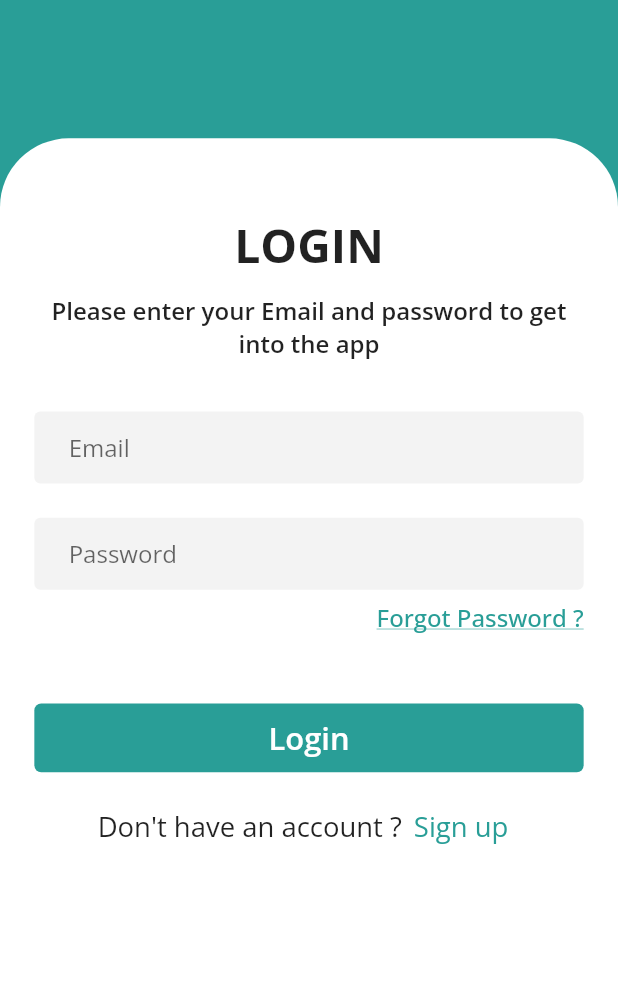
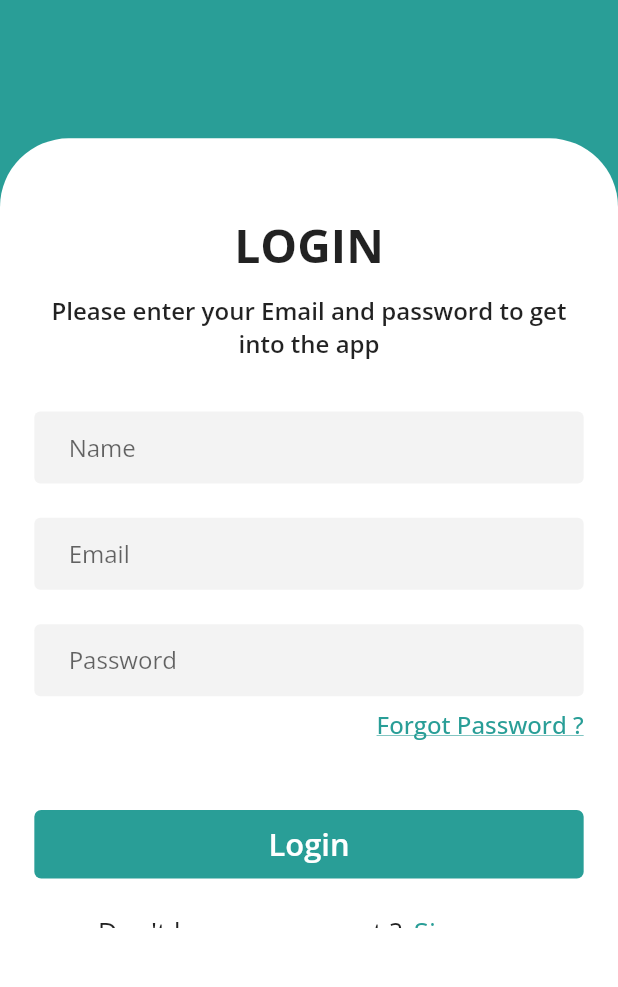
Before and after one commit to HiraGul/SaudiGuideApp, a Flutter app: the LoginScreen screen opened directly, on a phone screen of 412 x 824 dp, the part 205-1192 px from its top. Run offline on Flutter 3.47's test engine with Material 2 defaults, Android fonts, the light colour scheme and no system bars; our stand-ins replace bloc, cloud_firestore, country_picker, firebase_auth, firebase_core, flutter_bloc and 10 more; accounts and stored records are empty.

Commit message:
changes done

```diff
--- a/lib/Repo/auth_repo.dart
+++ b/lib/Repo/auth_repo.dart
@@ -2,7 +2,7 @@ import 'dart:io';
 
 import 'package:firebase_auth/firebase_auth.dart';
 import 'package:flutter/material.dart';
-import 'package:saudi_guide/Screens/bottom_navigation_screen/bottom_navigtion_screen.dart';
+import 'package:saudi_guide/Screens/PreferenceScreens/preference_pageview.dart';
 import 'package:saudi_guide/Screens/loginScreen/login_screen.dart';
 
 import '../Utils/shared_prefs.dart';
@@ -10,14 +10,22 @@ import '../Utils/show_snackbar.dart';
 
 class AuthRepo {
   final auth = FirebaseAuth.instance;
-  signIn({email, password, context, name}) async {
+  signIn({
+    email,
+    password,
+    context,
+    name,
+  }) async {
     try {
       var credential = await FirebaseAuth.instance
           .signInWithEmailAndPassword(email: email, password: password);
 
       showSnackBar(context, "successfully Login");
-      Navigator.pushReplacement(context,
-          MaterialPageRoute(builder: (context) => BottomNavigationScreen()));
+      MySharedPrefs.setIsLoggedIn(isLoggedIn: name);
+      Navigator.pushReplacement(
+          context,
+          MaterialPageRoute(
+              builder: (context) => const UserPreferenceScreen()));
     } on SocketException {
       showSnackBar(context, "No internet connection");
     } on FirebaseAuthException catch (e) {
--- a/lib/Screens/PreferenceScreens/preference_pageview.dart
+++ b/lib/Screens/PreferenceScreens/preference_pageview.dart
@@ -6,6 +6,7 @@ import 'package:saudi_guide/Screens/PreferencesScreens/card_widget.dart';
 import 'package:saudi_guide/Screens/bottom_navigation_screen/bottom_navigtion_screen.dart';
 import 'package:saudi_guide/Screens/widgets/nationality_widget.dart';
 import 'package:saudi_guide/Utils/colors.dart';
+import 'package:saudi_guide/Utils/shared_prefs.dart';
 
 import 'age_preference.dart';
 
@@ -53,6 +54,8 @@ class _UserPreferenceScreenState extends State<UserPreferenceScreen>
         curve: Curves.ease,
       );
     } else if (controller.index == 3) {
+
+      MySharedPrefs.setInterest(isLoggedIn: true);
       Navigator.push(
           context,
           MaterialPageRoute(
--- a/lib/Screens/home_page.dart
+++ b/lib/Screens/home_page.dart
@@ -1,7 +1,7 @@
 import 'package:flutter/material.dart';
 import 'package:flutter_screenutil/flutter_screenutil.dart';
 import 'package:google_fonts/google_fonts.dart';
-import 'package:saudi_guide/Screens/PreferenceScreens/preference_pageview.dart';
+import 'package:saudi_guide/Screens/loginScreen/login_screen.dart';
 import 'package:saudi_guide/Utils/colors.dart';
 
 class MyHomePage extends StatelessWidget {
@@ -91,7 +91,7 @@ class MyHomePage extends StatelessWidget {
                 Navigator.push(
                     context,
                     MaterialPageRoute(
-                        builder: (context) => const UserPreferenceScreen()));
+                        builder: (context) => const LoginScreen()));
               },
               child: Container(
                 width: 55.0.sp,
--- a/lib/Screens/loginScreen/login_screen.dart
+++ b/lib/Screens/loginScreen/login_screen.dart
@@ -19,6 +19,7 @@ class LoginScreen extends StatefulWidget {
 class _LoginScreenState extends State<LoginScreen> {
   var emailController = TextEditingController();
   var passController = TextEditingController();
+  var name = TextEditingController();
   var isLoading = ValueNotifier<bool>(false);
   @override
   Widget build(BuildContext context) {
@@ -69,13 +70,21 @@ class _LoginScreenState extends State<LoginScreen> {
                           child: MyText(
                             textAlign: TextAlign.center,
                             text:
-                                'Please enter your Email and password to get into the app',
+                            'Please enter your Email and password to get into the app',
                             size: 14.sp,
                             weight: FontWeight.w600,
                           ),
                         ),
                         SizedBox(
                           height: 30.sp,
+                        ),
+                        MyFormField(
+                          controller: name,
+                          hintText: "Name",
+                          keyboardType: TextInputType.name,
+                        ),
+                        SizedBox(
+                          height: 20.sp,
                         ),
                         MyFormField(
                           controller: emailController,
@@ -110,6 +119,7 @@ class _LoginScreenState extends State<LoginScreen> {
                           onTap: () async {
                             isLoading.value = !isLoading.value;
                             await AuthRepo().signIn(
+                              name: name.text.trim(),
                               email: emailController.text.trim(),
                               password: passController.text.trim(),
                               context: context,
@@ -149,7 +159,7 @@ class _LoginScreenState extends State<LoginScreen> {
                                       context,
                                       MaterialPageRoute(
                                           builder: (context) =>
-                                              const SignupScreen()));
+                                          const SignupScreen()));
                                 },
                                 child: MyText(
                                   text: 'Sign up',
--- a/lib/Utils/shared_prefs.dart
+++ b/lib/Utils/shared_prefs.dart
@@ -14,6 +14,10 @@ class MySharedPrefs {
   static setIsLoggedIn({required String isLoggedIn}) async =>
       await preferences!.setString('login', isLoggedIn);
   static String? getIsLoggedIn() => preferences!.getString('login');
+
+  static setInterest({required bool isLoggedIn}) async =>
+      await preferences!.setBool('check', isLoggedIn);
+  static bool? getInterest() => preferences!.getBool('check');
 
 
 
```
Also changed, not shown: lib/main.dart (+7 -7 lines).
